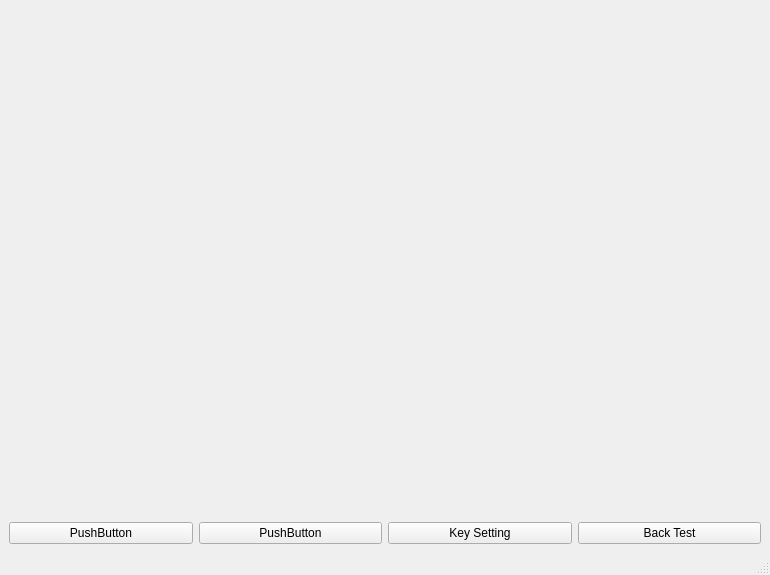
ohtaehyun/AutoTradeBot, file ui/main_window.ui: the form before one commit.
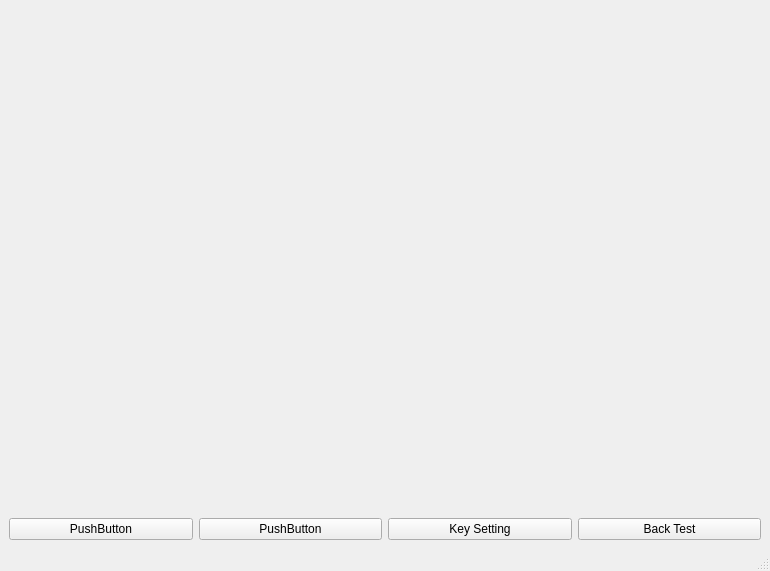
The form after the commit. Custom widgets are drawn as their Qt base class.

Diff of the .ui file:
```diff
--- a/ui/main_window.ui
+++ b/ui/main_window.ui
@@ -7,7 +7,7 @@
     <x>0</x>
     <y>0</y>
     <width>770</width>
-    <height>575</height>
+    <height>571</height>
    </rect>
   </property>
   <property name="windowTitle">
```
